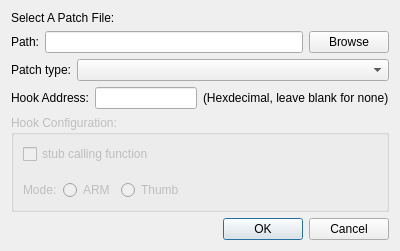
This is Dialog/PatchEditDialog.ui in wario-land/WL4Editor as Qt 5 draws it before an edit. The edited form follows.
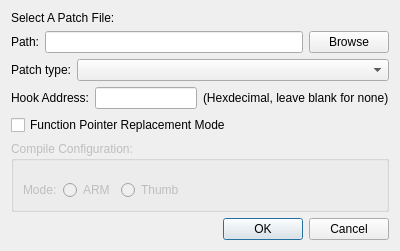
This is the edited form.

```diff
--- a/Dialog/PatchEditDialog.ui
+++ b/Dialog/PatchEditDialog.ui
@@ -90,21 +90,21 @@
     </layout>
    </item>
    <item>
-    <widget class="QGroupBox" name="groupBox_HookConfig">
+    <widget class="QCheckBox" name="checkBox_FunctionPointerReplacementMode">
+     <property name="text">
+      <string>Function Pointer Replacement Mode</string>
+     </property>
+    </widget>
+   </item>
+   <item>
+    <widget class="QGroupBox" name="groupBox_CompileConfig">
      <property name="enabled">
       <bool>false</bool>
      </property>
      <property name="title">
-      <string>Hook Configuration:</string>
+      <string>Compile Configuration:</string>
      </property>
      <layout class="QVBoxLayout" name="verticalLayout_2">
-      <item>
-       <widget class="QCheckBox" name="checkBox_StubCallingFunction">
-        <property name="text">
-         <string>stub calling function</string>
-        </property>
-       </widget>
-      </item>
       <item>
        <layout class="QHBoxLayout" name="horizontalLayout_4">
         <property name="topMargin">
```
